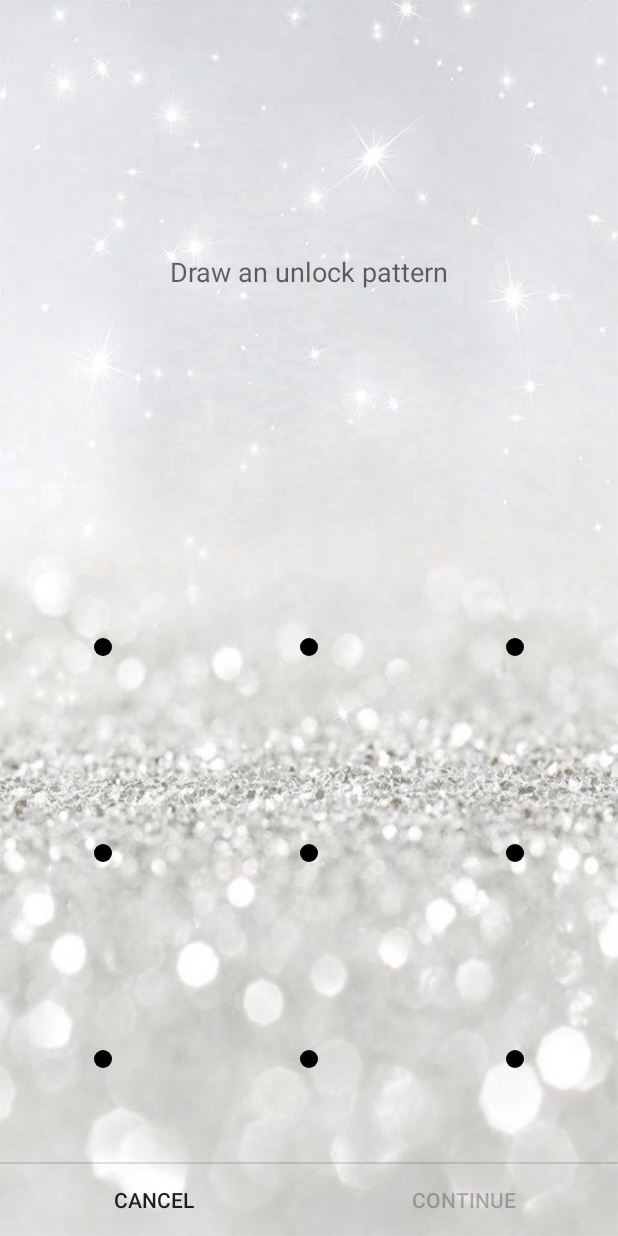
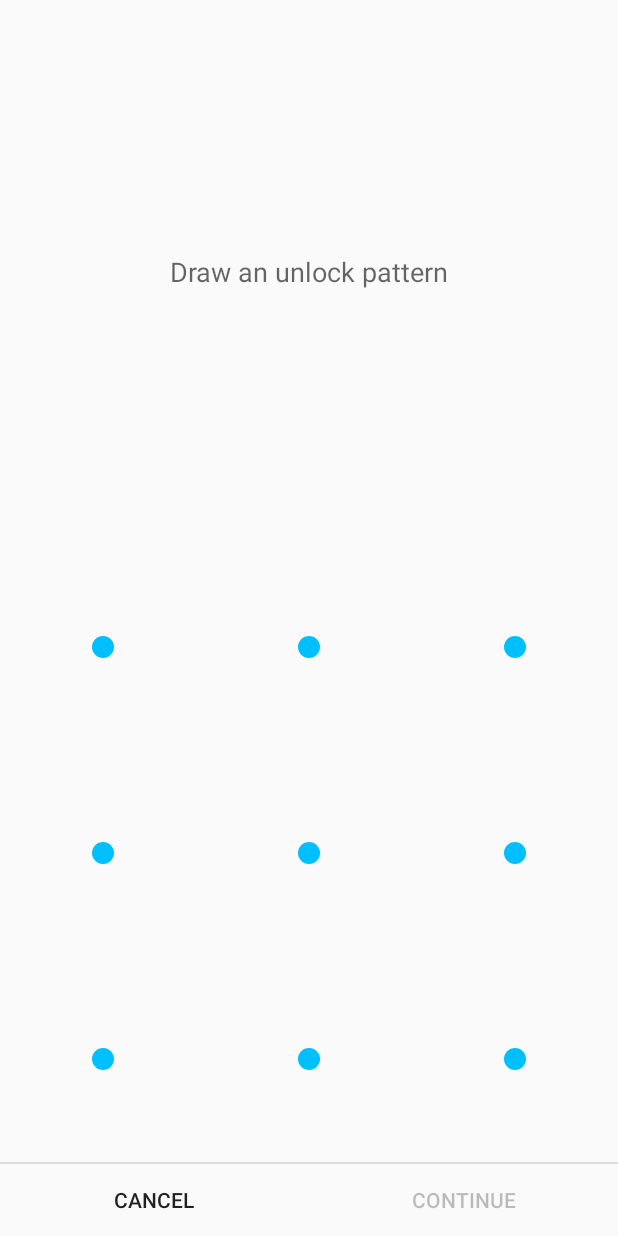
Before and after one commit to imsinghdurgesg/Untrusted, an Android app: the screen it shows after launch (SetPatternActivity), on a phone screen of 412 x 824 dp. Run offline under Robolectric (Android 15) with nearby library versions, the phone set to English and light mode, and no system bars.

Commit message:
changes in pattern

```diff
--- a/app/src/main/java/app/untrusted/activity/BasePatternActivity.java
+++ b/app/src/main/java/app/untrusted/activity/BasePatternActivity.java
@@ -11,7 +11,7 @@ import app.untrusted.utils.PatternView;
 
 public class BasePatternActivity extends AppCompatActivity {
 
-    private static final int CLEAR_PATTERN_DELAY_MILLI = 2000;
+    private static final int CLEAR_PATTERN_DELAY_MILLI = 1000;
 
     protected TextView mMessageText;
     protected PatternView mPatternView;
--- a/app/src/main/java/app/untrusted/utils/PatternView.java
+++ b/app/src/main/java/app/untrusted/utils/PatternView.java
@@ -282,9 +282,9 @@ public class PatternView extends View {
         //mRegularColor = context.getColor(R.color.lock_pattern_view_regular_color);
         //mErrorColor = context.getColor(R.color.lock_pattern_view_error_color);
         //mSuccessColor = context.getColor(R.color.lock_pattern_view_success_color);
-        mRegularColor = a.getColor(R.styleable.PatternView_pl_regularColor, mRegularColor);
+        mRegularColor = a.getColor(R.styleable.PatternView_pl_regularColor,getResources().getColor(R.color.pattern_dot));
         mErrorColor = a.getColor(R.styleable.PatternView_pl_errorColor, mErrorColor);
-        mSuccessColor = a.getColor(R.styleable.PatternView_pl_successColor, mSuccessColor);
+        mSuccessColor = a.getColor(R.styleable.PatternView_pl_successColor, getResources().getColor(R.color.colorPrimaryDarkGreen));
         a.recycle();
 
         mPathPaint.setStyle(Paint.Style.STROKE);
--- a/app/src/main/res/layout/activity_base_pattern.xml
+++ b/app/src/main/res/layout/activity_base_pattern.xml
@@ -6,7 +6,6 @@
     android:layout_width="match_parent"
     android:layout_height="match_parent"
     android:divider="?dividerHorizontal"
-    android:background="@drawable/background_pattern"
     android:orientation="vertical"
     android:showDividers="middle">
 
--- a/app/src/main/res/values/colors.xml
+++ b/app/src/main/res/values/colors.xml
@@ -28,6 +28,7 @@
 
     <!--color for pattern text-->
     <color name="pattern_text">#808080</color>
+    <color name="pattern_dot">#00bfff </color>
     <!--Theme Green-->
     <color name="colorPrimaryGreen">#4d9933</color>
     <color name="colorPrimaryDarkGreen">#478547</color>
--- a/app/src/main/res/values/dimens.xml
+++ b/app/src/main/res/values/dimens.xml
@@ -1,7 +1,7 @@
 <?xml version="1.0" encoding="utf-8"?>
 <resources>
-    <dimen name="pl_pattern_dot_line_width">3dp</dimen>
-    <dimen name="pl_pattern_dot_size">12dp</dimen>
+    <dimen name="pl_pattern_dot_line_width">2dp</dimen>
+    <dimen name="pl_pattern_dot_size">15dp</dimen>
     <dimen name="pl_pattern_dot_size_activated">28dp</dimen>
     <!-- Default screen margins, per the Android Design guidelines. -->
     <dimen name="activity_horizontal_margin">64dp</dimen>
```
Also changed, not shown: app/src/main/res/xml/prefs.xml (+16 -20 lines).
